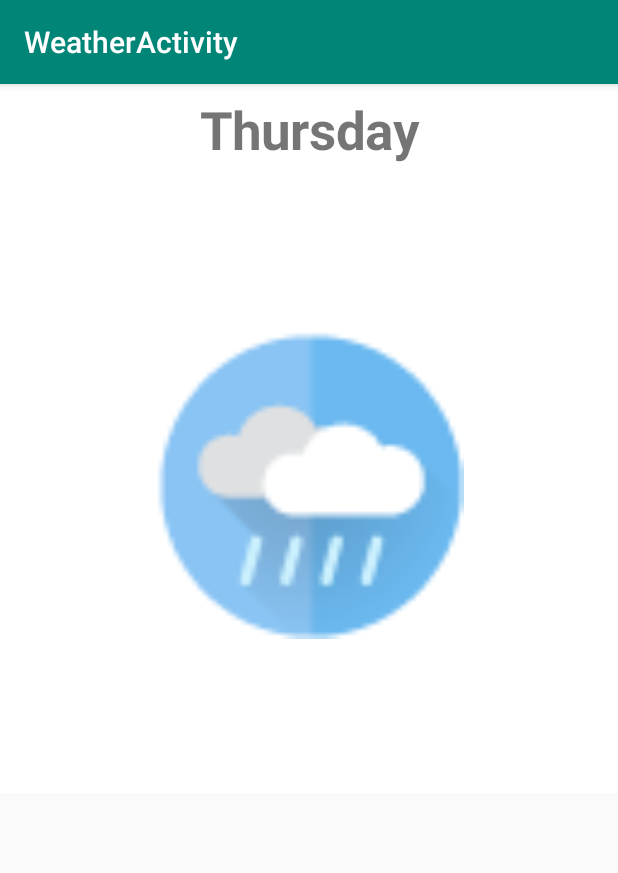
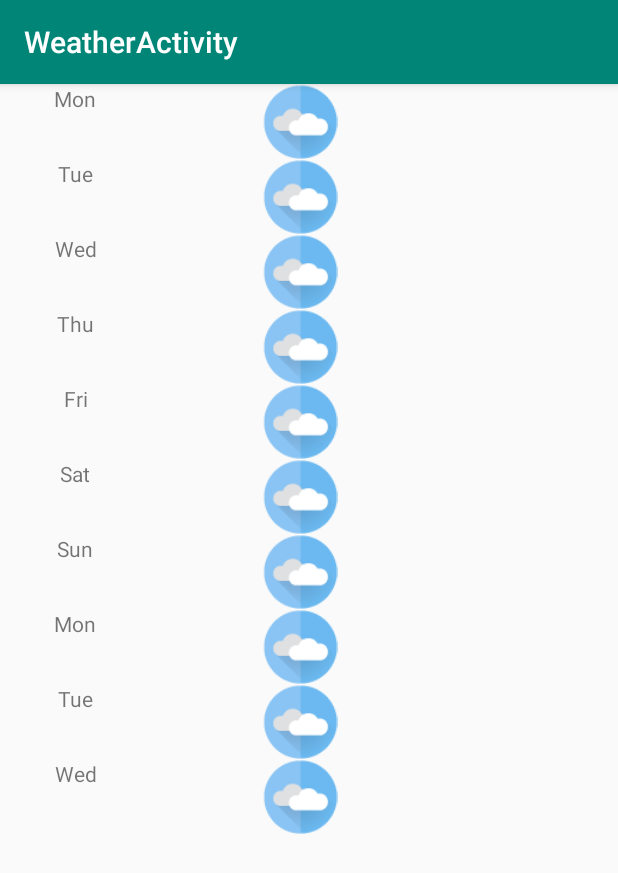
Before and after one commit to huyhandes/androiddev2020, an Android app: the screen it shows after launch (WeatherActivity), on a phone screen of 412 x 824 dp. Shown: the top 873 px of the screen. Run offline under Robolectric (Android 15) with nearby library versions, the light colour scheme and no system bars.

Commit message:
Labwork 5

```diff
--- a/app/src/main/java/vn/edu/usth/weatheractivity/ForecastFragment.java
+++ b/app/src/main/java/vn/edu/usth/weatheractivity/ForecastFragment.java
@@ -17,27 +17,17 @@ import android.widget.TextView;
 public class ForecastFragment extends Fragment {
     @Override
     public View onCreateView(@NonNull LayoutInflater inflater, @Nullable ViewGroup container, @Nullable Bundle savedInstanceState) {
-        View v = inflater.inflate(R.layout.activity_weather, null,false);
+
+        final String days[] = {"Mon", "Tue", "Wed", "Thu", "Fri", "Sat","Sun"};
+
+        ViewGroup v = (ViewGroup) inflater.inflate(R.layout.activity_weather,null,false);
         LinearLayout linearLayout = v.findViewById(R.id.main_activity);
-        TextView day = new TextView(getActivity());
-        day.setText("Thursday");
-        day.setPadding(10,10,10,10);
-        day.setTextSize(35);
-        day.setTypeface(null, Typeface.BOLD);
-        day.setGravity(Gravity.CENTER);
-        ImageView weatherIcon = new ImageView(getActivity());
-        weatherIcon.setImageResource(R.drawable.dayrainyful);
-        weatherIcon.setScaleType(ImageView.ScaleType.CENTER);
-        weatherIcon.setScaleX((float) 0.5);
-        weatherIcon.setScaleY((float) 0.5);
-        weatherIcon.setAdjustViewBounds(true);
-
-        linearLayout.setOrientation(LinearLayout.VERTICAL);
-        linearLayout.setGravity(Gravity.CENTER);
-        linearLayout.addView(day);
-        linearLayout.addView(weatherIcon);
-
-        v.setBackgroundColor(0xFFFFFFFF);
+        for(int i=0; i<10; ++i){
+            View row = inflater.inflate(R.layout.weather_row,container,false);
+            ((TextView)row.findViewById(R.id.day)).setText(days[i%7]);
+            ((ImageView)row.findViewById(R.id.weather)).setImageResource(R.drawable.daycloudyful);
+            linearLayout.addView(row);
+        }
         return v;
     }
 }
--- /dev/null
+++ b/app/src/main/res/layout/weather_row.xml
@@ -0,0 +1,16 @@
+<?xml version="1.0" encoding="utf-8"?>
+<LinearLayout xmlns:android="http://schemas.android.com/apk/res/android"
+    android:layout_width="match_parent"
+    android:layout_height="match_parent">
+    <TextView
+        android:id="@+id/day"
+        android:layout_width="100dp"
+        android:layout_height="50dp"
+        android:textAlignment="center" />
+
+    <ImageView
+        android:id="@+id/weather"
+        android:layout_width="200dp"
+        android:layout_height="50dp"
+        android:contentDescription="weather image" />
+</LinearLayout>
```
Also changed, not shown: app/src/main/res/layout/fragment_winter.xml (deleted, +0 -27 lines).
